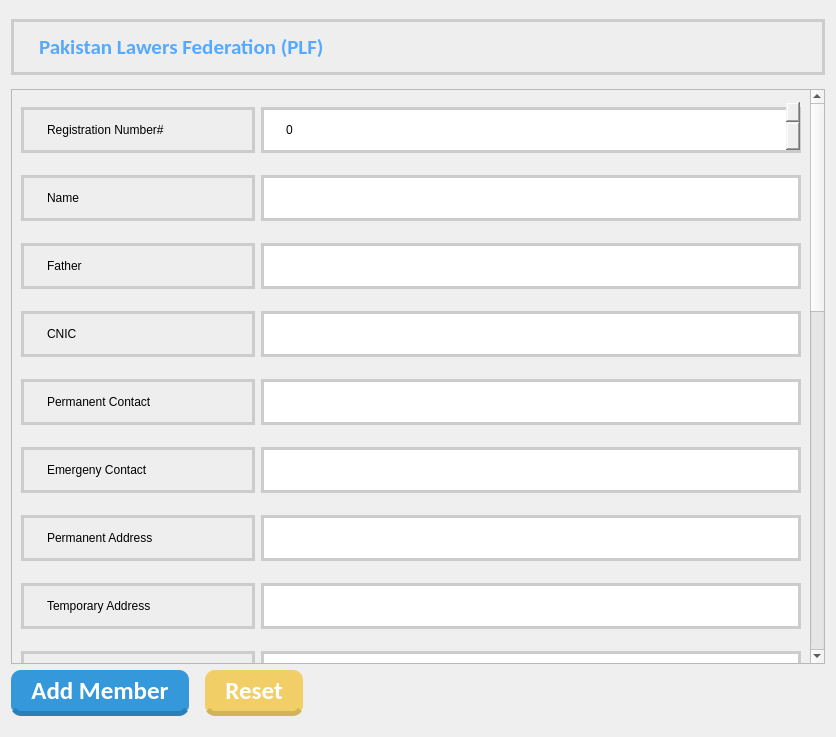
This is addmemberform.ui in ZeroCoolHacker/PLFDirectory as Qt 5 draws it before an edit. The edited form follows.
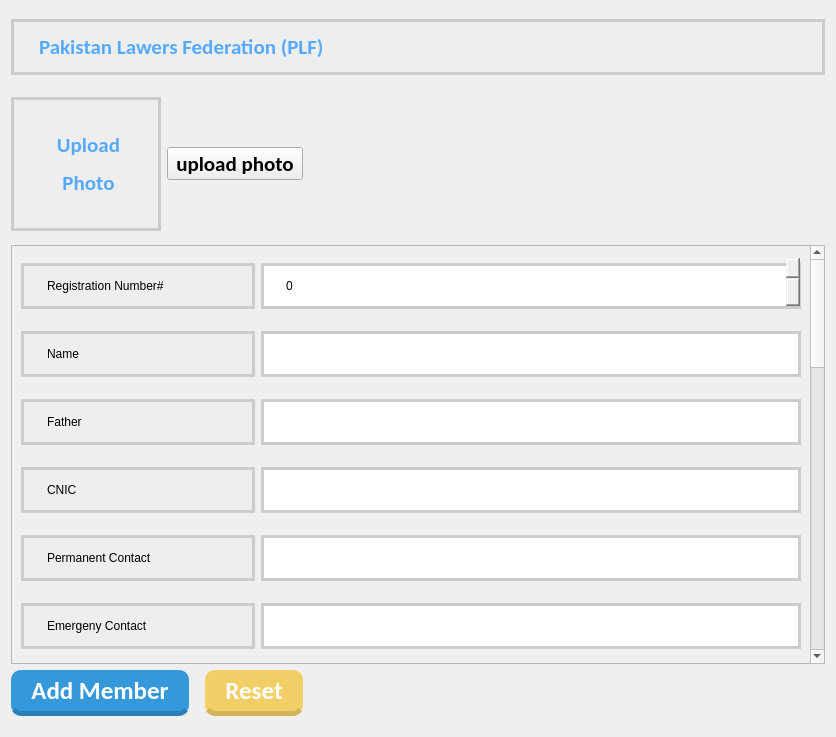
This is the edited form.

Commit message: User can load the picture and display it on the label of the addmemberform.cpp

Diff of the .ui file:
```diff
--- a/addmemberform.ui
+++ b/addmemberform.ui
@@ -54,7 +54,7 @@
 </string>
   </property>
   <layout class="QGridLayout" name="gridLayout_2">
-   <item row="0" column="0">
+   <item row="0" column="0" colspan="2">
     <widget class="QLabel" name="title_label">
      <property name="styleSheet">
       <string notr="true">font: 75 16pt &quot;MS Shell Dlg 2&quot;;
@@ -66,6 +66,62 @@
     </widget>
    </item>
    <item row="1" column="0">
+    <widget class="QLabel" name="image_label">
+     <property name="sizePolicy">
+      <sizepolicy hsizetype="Maximum" vsizetype="Maximum">
+       <horstretch>0</horstretch>
+       <verstretch>0</verstretch>
+      </sizepolicy>
+     </property>
+     <property name="minimumSize">
+      <size>
+       <width>150</width>
+       <height>150</height>
+      </size>
+     </property>
+     <property name="maximumSize">
+      <size>
+       <width>150</width>
+       <height>150</height>
+      </size>
+     </property>
+     <property name="styleSheet">
+      <string notr="true">font: 75 16pt &quot;MS Shell Dlg 2&quot;;
+color: rgb(85, 170, 255)</string>
+     </property>
+     <property name="text">
+      <string>&lt;html&gt;&lt;head/&gt;&lt;body&gt;&lt;p align=&quot;center&quot;&gt;Upload&lt;/p&gt;&lt;p align=&quot;center&quot;&gt;Photo&lt;/p&gt;&lt;/body&gt;&lt;/html&gt;</string>
+     </property>
+     <property name="textFormat">
+      <enum>Qt::RichText</enum>
+     </property>
+    </widget>
+   </item>
+   <item row="1" column="1">
+    <layout class="QHBoxLayout" name="horizontalLayout_3">
+     <item>
+      <widget class="QToolButton" name="upload_button_toolbutton">
+       <property name="text">
+        <string>upload photo</string>
+       </property>
+      </widget>
+     </item>
+     <item>
+      <spacer name="horizontalSpacer_2">
+       <property name="orientation">
+        <enum>Qt::Horizontal</enum>
+       </property>
+       <property name="sizeHint" stdset="0">
+        <size>
+         <width>40</width>
+         <height>20</height>
+        </size>
+       </property>
+      </spacer>
+     </item>
+    </layout>
+   </item>
+   <item row="2" column="0" colspan="2">
     <layout class="QVBoxLayout" name="verticalLayout_3">
      <item>
       <widget class="QScrollArea" name="scrollArea">
```
The commit also changes 3 other files.
